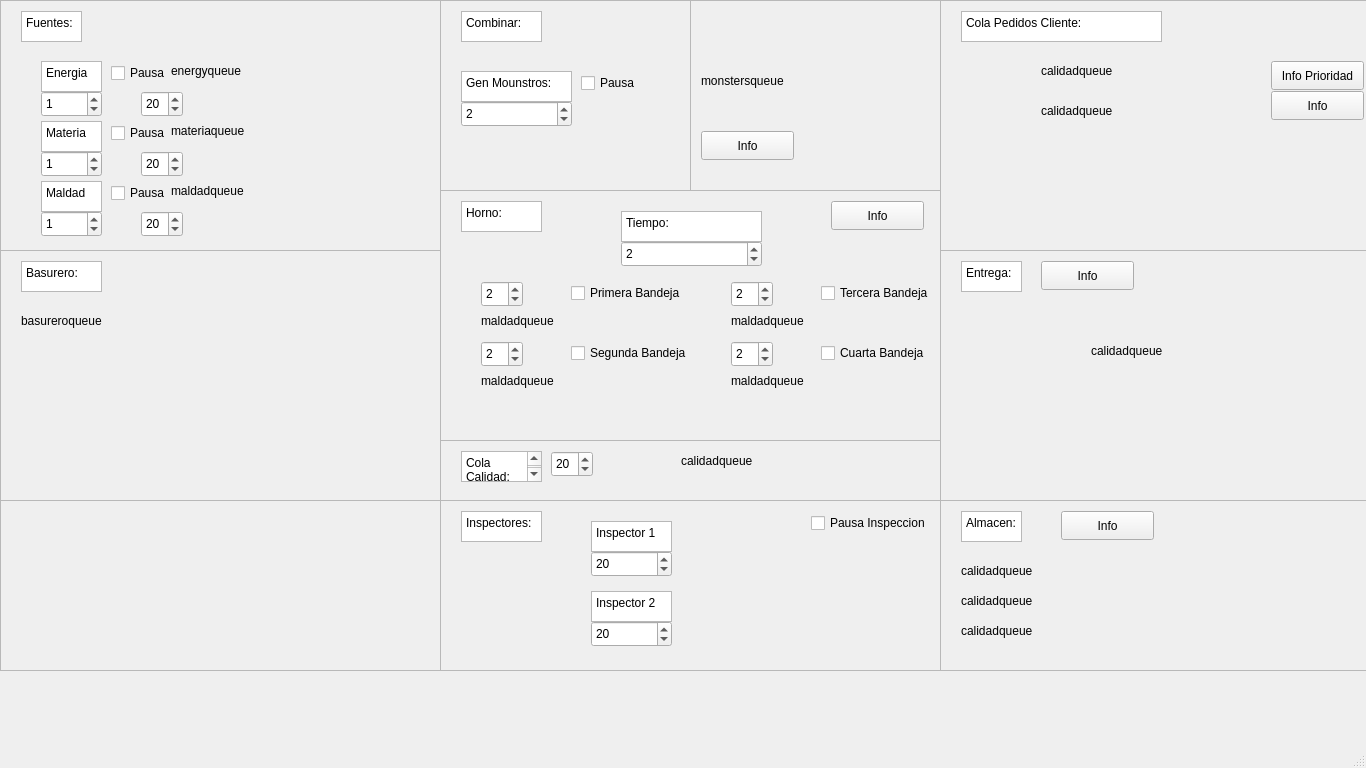
First picture: the form in MonsterFactory/mainwindow.ui, repository arty4325/IC2001-MonsterFactory, before the edit.
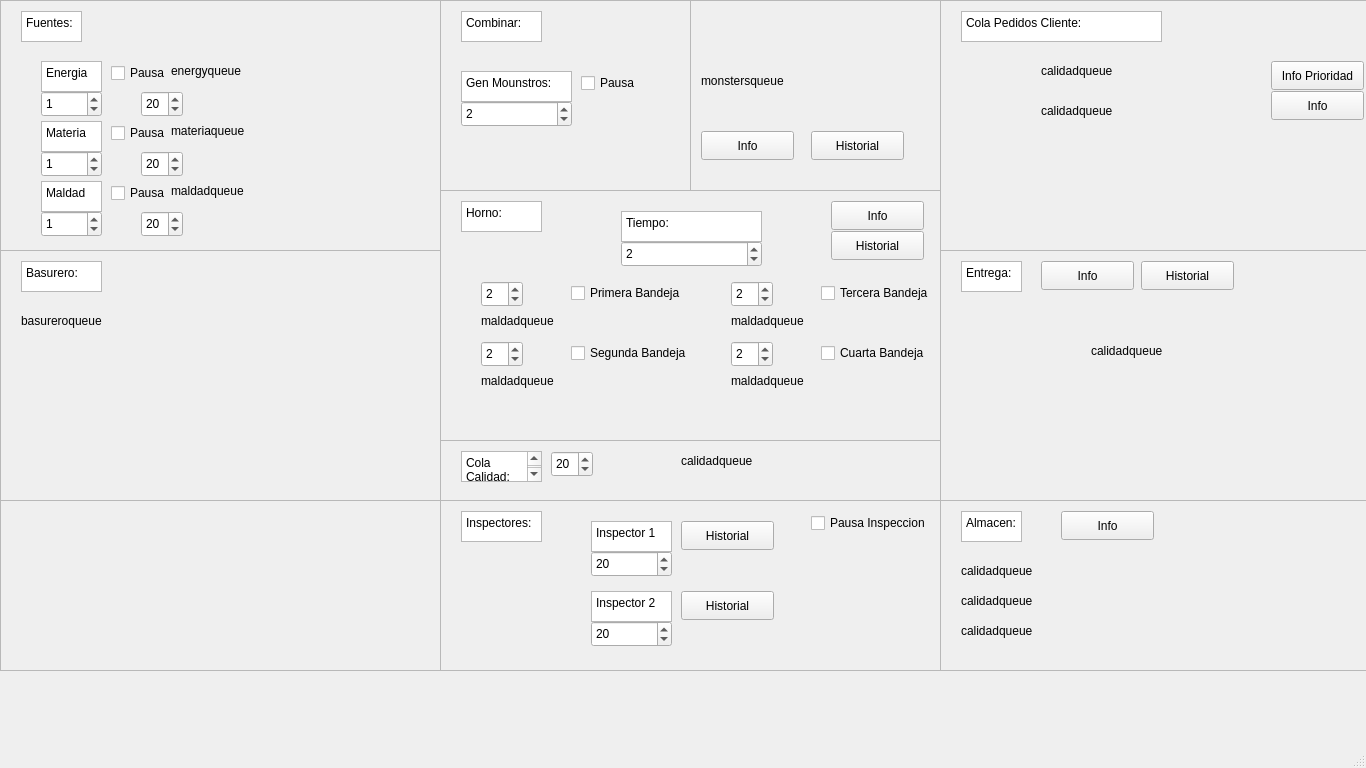
Second picture: the form after the edit.

Diff of the .ui file:
```diff
--- a/MonsterFactory/mainwindow.ui
+++ b/MonsterFactory/mainwindow.ui
@@ -153,6 +153,19 @@
        <string>Info</string>
       </property>
      </widget>
+     <widget class="QPushButton" name="pushButton_2">
+      <property name="geometry">
+       <rect>
+        <x>120</x>
+        <y>130</y>
+        <width>93</width>
+        <height>29</height>
+       </rect>
+      </property>
+      <property name="text">
+       <string>Historial</string>
+      </property>
+     </widget>
     </widget>
    </widget>
    <widget class="QScrollArea" name="scrollArea_4">
@@ -317,6 +330,19 @@
        <string>Info</string>
       </property>
      </widget>
+     <widget class="QPushButton" name="historialEntregados">
+      <property name="geometry">
+       <rect>
+        <x>200</x>
+        <y>10</y>
+        <width>93</width>
+        <height>29</height>
+       </rect>
+      </property>
+      <property name="text">
+       <string>Historial</string>
+      </property>
+     </widget>
     </widget>
    </widget>
    <widget class="QScrollArea" name="scrollArea_5">
@@ -577,6 +603,19 @@
        <string>Info</string>
       </property>
      </widget>
+     <widget class="QPushButton" name="pushButton_3">
+      <property name="geometry">
+       <rect>
+        <x>390</x>
+        <y>40</y>
+        <width>93</width>
+        <height>29</height>
+       </rect>
+      </property>
+      <property name="text">
+       <string>Historial</string>
+      </property>
+     </widget>
     </widget>
    </widget>
    <widget class="QScrollArea" name="scrollArea_8">
@@ -1243,6 +1282,32 @@
        <number>20</number>
       </property>
      </widget>
+     <widget class="QPushButton" name="historialPrimerInspector">
+      <property name="geometry">
+       <rect>
+        <x>240</x>
+        <y>20</y>
+        <width>93</width>
+        <height>29</height>
+       </rect>
+      </property>
+      <property name="text">
+       <string>Historial</string>
+      </property>
+     </widget>
+     <widget class="QPushButton" name="historialSegundoInspector">
+      <property name="geometry">
+       <rect>
+        <x>240</x>
+        <y>90</y>
+        <width>93</width>
+        <height>29</height>
+       </rect>
+      </property>
+      <property name="text">
+       <string>Historial</string>
+      </property>
+     </widget>
     </widget>
    </widget>
   </widget>
```
